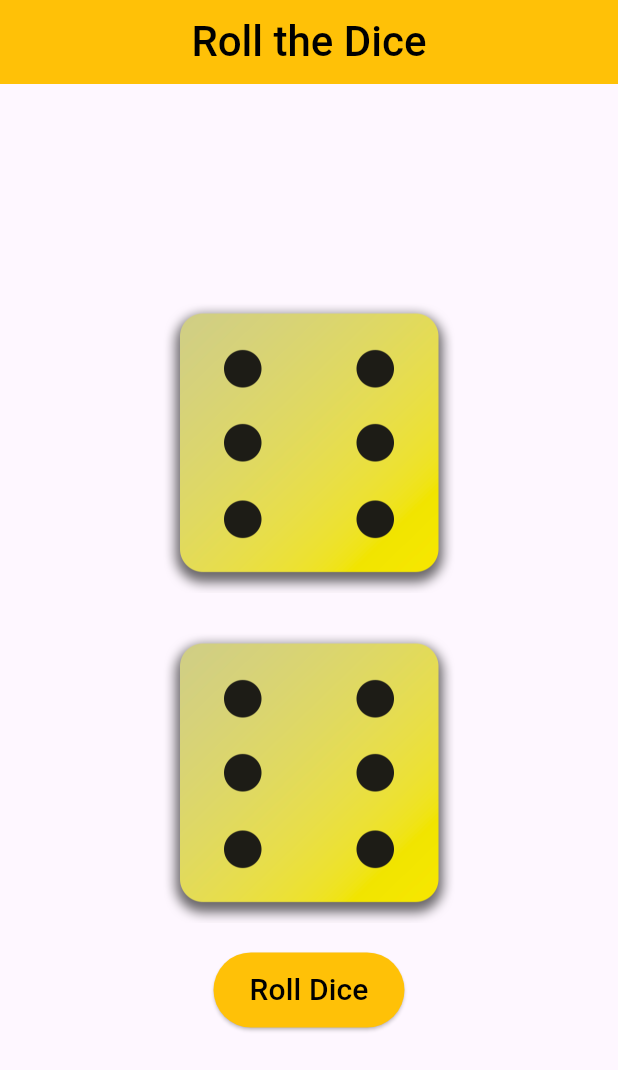
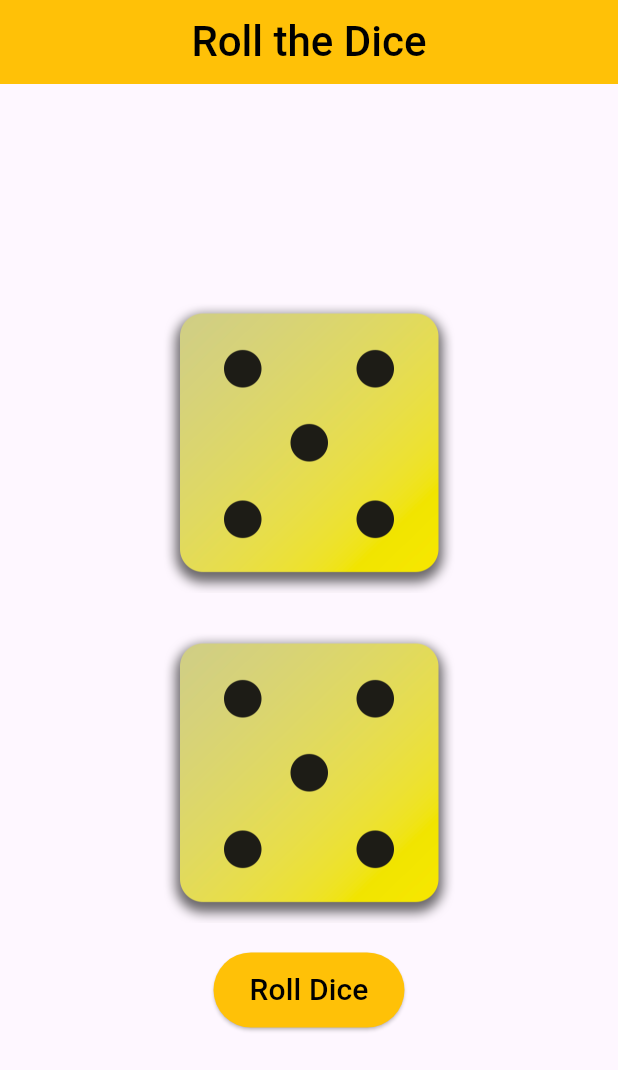
Before and after one commit to RonydaEssam/dice, a Flutter app: the screen it shows after launch, after a tap on "Roll Dice", on a phone screen of 412 x 824 dp. Shown: the top 1070 px of the screen. Run offline on Flutter 3.47's test engine with Material 3 defaults, Android fonts, the phone set to English and light mode, and no system bars.

Commit message:
rolling the dice process

```diff
--- /dev/null
+++ b/lib/dice_roller.dart
@@ -0,0 +1,64 @@
+import 'dart:math';
+import 'package:flutter/material.dart';
+
+class DiceRoller extends StatefulWidget {
+  const DiceRoller({super.key});
+
+  @override
+  State<DiceRoller> createState() {
+    return _DiceRollerState();
+  }
+}
+
+class _DiceRollerState extends State<DiceRoller> {
+  var activeDice1 = 'assets/images/dice-6.png';
+  var activeDice2 = 'assets/images/dice-6.png';
+
+  void rollDice() {
+    var dice1 = Random().nextInt(6) + 1;
+    var dice2 = Random().nextInt(6) + 1;
+
+    setState(() {
+      activeDice1 = 'assets/images/dice-$dice1.png';
+      activeDice2 = 'assets/images/dice-$dice2.png';
+    });
+  }
+
+  @override
+  Widget build(context) {
+    return Column(
+      mainAxisAlignment: MainAxisAlignment.center,
+      children: [
+        Image.asset(
+          activeDice1,
+          width: 200,
+        ),
+        SizedBox(
+          height: 20,
+        ),
+        Image.asset(
+          activeDice2,
+          width: 200,
+        ),
+        SizedBox(
+          height: 20,
+        ),
+        ElevatedButton(
+          onPressed: rollDice,
+          style: ButtonStyle(
+            backgroundColor: WidgetStateProperty.all(Colors.amber),
+            fixedSize: WidgetStatePropertyAll(Size.fromHeight(50)),
+          ),
+          child: Text(
+            'Roll Dice',
+            style: TextStyle(
+              fontSize: 20,
+              fontWeight: FontWeight.w500,
+              color: Colors.black,
+            ),
+          ),
+        ),
+      ],
+    );
+  }
+}
--- a/lib/main.dart
+++ b/lib/main.dart
@@ -1,3 +1,4 @@
+import 'package:dice/dice_roller.dart';
 import 'package:flutter/material.dart';
 
 void main() {
@@ -6,8 +7,6 @@ void main() {
 
 class MyApp extends StatelessWidget {
   const MyApp({super.key});
-
-  void rollDice() {}
 
   @override
   Widget build(BuildContext context) {
@@ -28,40 +27,7 @@ class MyApp extends StatelessWidget {
           backgroundColor: Colors.amber,
         ),
         body: Center(
-          child: Column(
-            mainAxisAlignment: MainAxisAlignment.center,
-            children: [
-              Image.asset(
-                'assets/images/dice-6.png',
-                width: 200,
-              ),
-              SizedBox(
-                height: 20,
-              ),
-              Image.asset(
-                'assets/images/dice-6.png',
-                width: 200,
-              ),
-              SizedBox(
-                height: 20,
-              ),
-              ElevatedButton(
-                onPressed: rollDice,
-                style: ButtonStyle(
-                  backgroundColor: WidgetStateProperty.all(Colors.amber),
-                  fixedSize: WidgetStatePropertyAll(Size.fromHeight(50)),
-                ),
-                child: Text(
-                  'Roll Dice',
-                  style: TextStyle(
-                    fontSize: 20,
-                    fontWeight: FontWeight.w500,
-                    color: Colors.black,
-                  ),
-                ),
-              ),
-            ],
-          ),
+          child: DiceRoller(),
         ),
       ),
     );
```
